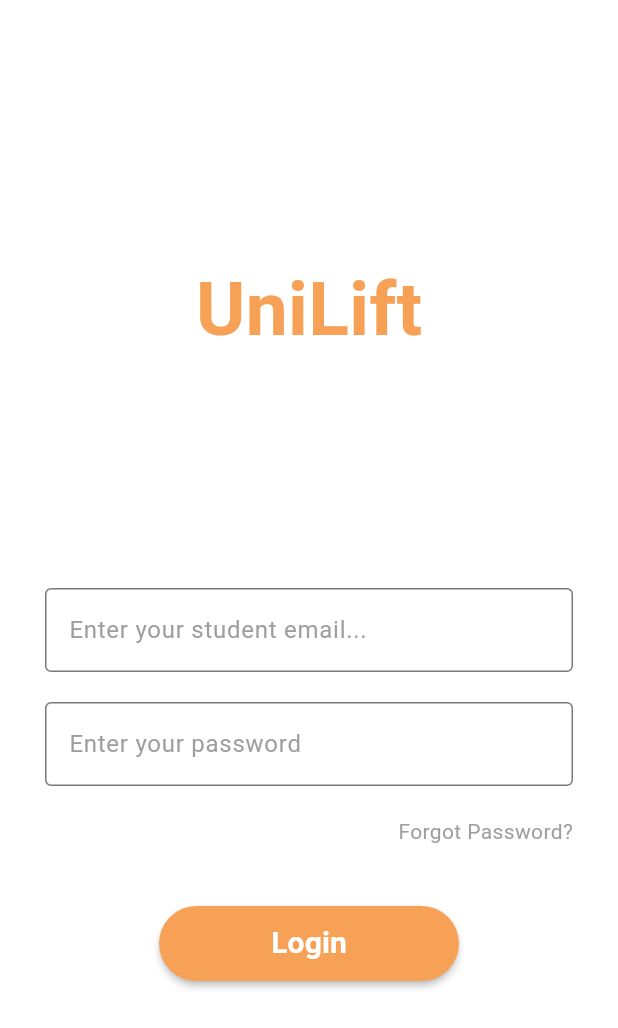
After one commit to Eloymtm/ESOF_1, a Flutter app: the screen it shows after launch, on a phone screen of 412 x 824 dp. The commit adds this screen. Shown: the top 1028 px of the screen. Run offline on Flutter 3.47's test engine with Material 3 defaults, Android fonts, the phone set to English and light mode, and no system bars; our stand-ins replace firebase_auth, firebase_core, google_maps_flutter; accounts and stored records are empty.

Commit message:
FireBase Working!!

```diff
--- /dev/null
+++ b/src/lib/pages/auth_page.dart
@@ -0,0 +1,25 @@
+import 'package:flutter/material.dart';
+import 'package:firebase_auth/firebase_auth.dart';
+import 'package:src/main.dart';
+import 'package:src/pages/login_page.dart';
+import 'package:src/pages/map_page.dart';
+
+class AuthPage extends StatelessWidget {
+  const AuthPage({super.key});
+
+  @override
+  Widget build(BuildContext context) {
+    return Scaffold(
+      body: StreamBuilder<User?>(
+        stream: FirebaseAuth.instance.authStateChanges(),
+        builder: (context, snapshot) {
+          if (snapshot.hasData) {
+            return MapPage();
+          } else {
+            return LoginPage();
+          }
+        },
+      ),
+    );
+  }
+}
--- /dev/null
+++ b/src/lib/pages/login_page.dart
@@ -0,0 +1,92 @@
+import 'package:firebase_auth/firebase_auth.dart';
+import 'package:flutter/material.dart';
+import 'package:src/pages/map_page.dart';
+
+class LoginPage extends StatelessWidget {
+  LoginPage({super.key});
+
+  final usernameController = TextEditingController();
+  final passwordController = TextEditingController();
+
+  void signIn() async {
+    await FirebaseAuth.instance.signInWithEmailAndPassword(
+        email: usernameController.text, password: passwordController.text);
+    MapPage();
+  }
+
+  @override
+  Widget build(BuildContext context) {
+    return Scaffold(
+      backgroundColor: Colors.white,
+      body: SingleChildScrollView(
+        child: Column(
+          crossAxisAlignment: CrossAxisAlignment.center,
+          children: <Widget>[
+            const SizedBox(height: 80),
+            const Padding(
+              padding: EdgeInsets.all(90),
+              child: Column(
+                crossAxisAlignment: CrossAxisAlignment.center,
+                children: <Widget>[
+                  Text("UniLift",
+                      style: TextStyle(
+                          color: Color.fromRGBO(246, 161, 86, 1),
+                          fontSize: 50,
+                          fontWeight: FontWeight.w700)),
+                  SizedBox(height: 30),
+                ],
+              ),
+            ),
+            Padding(
+              padding: const EdgeInsets.all(30),
+              child: Column(
+                children: <Widget>[
+                  TextField(
+                    controller: usernameController,
+                    decoration: InputDecoration(
+                      hintText: "Enter your student email...",
+                      hintStyle: TextStyle(color: Colors.grey),
+                      border: OutlineInputBorder(),
+                    ),
+                  ),
+                  const SizedBox(height: 20),
+                  TextField(
+                    controller: passwordController,
+                    obscureText: true,
+                    decoration: InputDecoration(
+                      hintText: "Enter your password",
+                      hintStyle: TextStyle(color: Colors.grey),
+                      border: OutlineInputBorder(),
+                    ),
+                  ),
+                  const SizedBox(height: 20),
+                  const Align(
+                    alignment: Alignment.centerRight,
+                    child: Text("Forgot Password?",
+                        style: TextStyle(color: Colors.grey)),
+                  ),
+                  const SizedBox(height: 40),
+                  MaterialButton(
+                    onPressed: signIn,
+                    height: 50,
+                    minWidth: 200,
+                    color: const Color.fromRGBO(246, 161, 86, 1),
+                    shape: RoundedRectangleBorder(
+                      borderRadius: BorderRadius.circular(25),
+                    ),
+                    child: const Text("Login",
+                        style: TextStyle(
+                            color: Colors.white,
+                            fontWeight: FontWeight.bold,
+                            fontSize: 20)),
+                  ),
+                ],
+              ),
+            ),
+          ],
+        ),
+      ),
+    );
+    ;
+  }
+}
--- a/src/lib/pages/map_page.dart
+++ b/src/lib/pages/map_page.dart
@@ -13,7 +13,7 @@ class _MapPageState extends State<MapPage> {
 
   @override
   Widget build(BuildContext context) {
-    return Scaffold(
+    return const Scaffold(
       body: GoogleMap(
         initialCameraPosition: CameraPosition(
           target: _pGooglePlex,
--- a/src/pubspec.yaml
+++ b/src/pubspec.yaml
@@ -37,6 +37,7 @@ dependencies:
   # Use with the CupertinoIcons class for iOS style icons.
   cupertino_icons: ^1.0.6
   firebase_core: ^2.29.0
+  firebase_auth: ^4.19.1
 
 dev_dependencies:
   flutter_test:
```
Also changed, not shown: src/lib/main.dart (+7 -72 lines), src/pubspec.lock, 6 other files.
